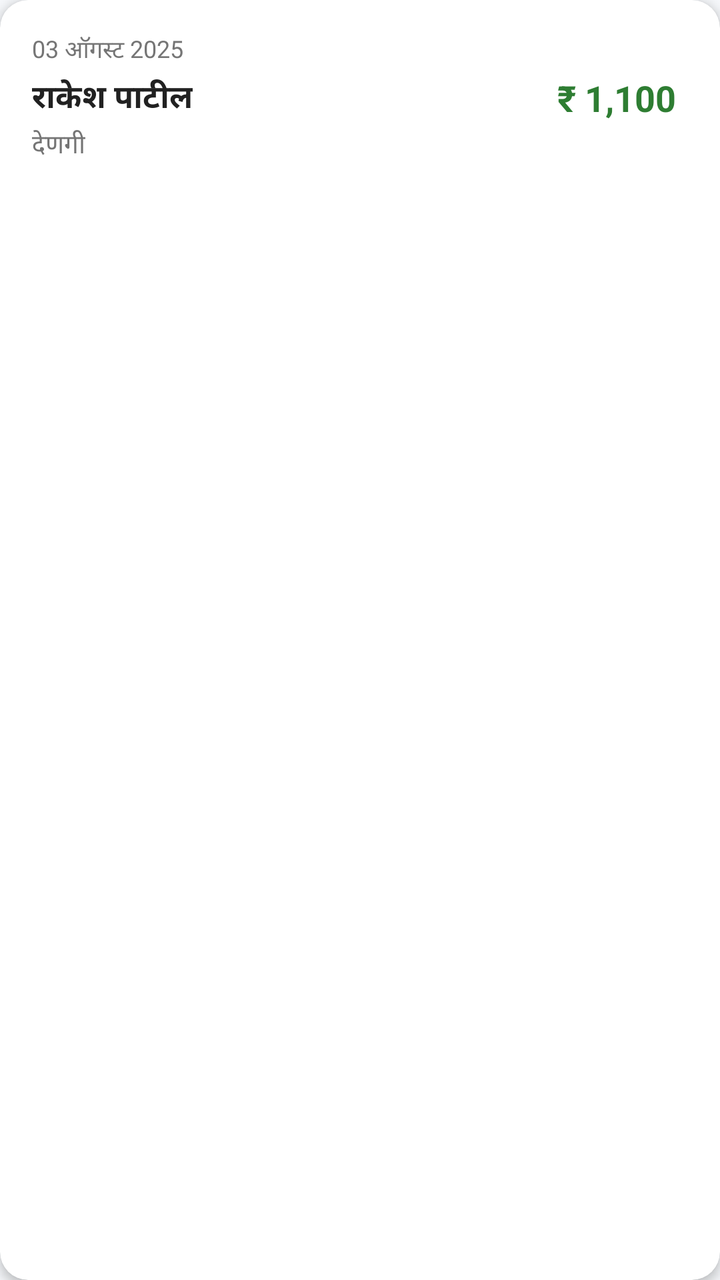
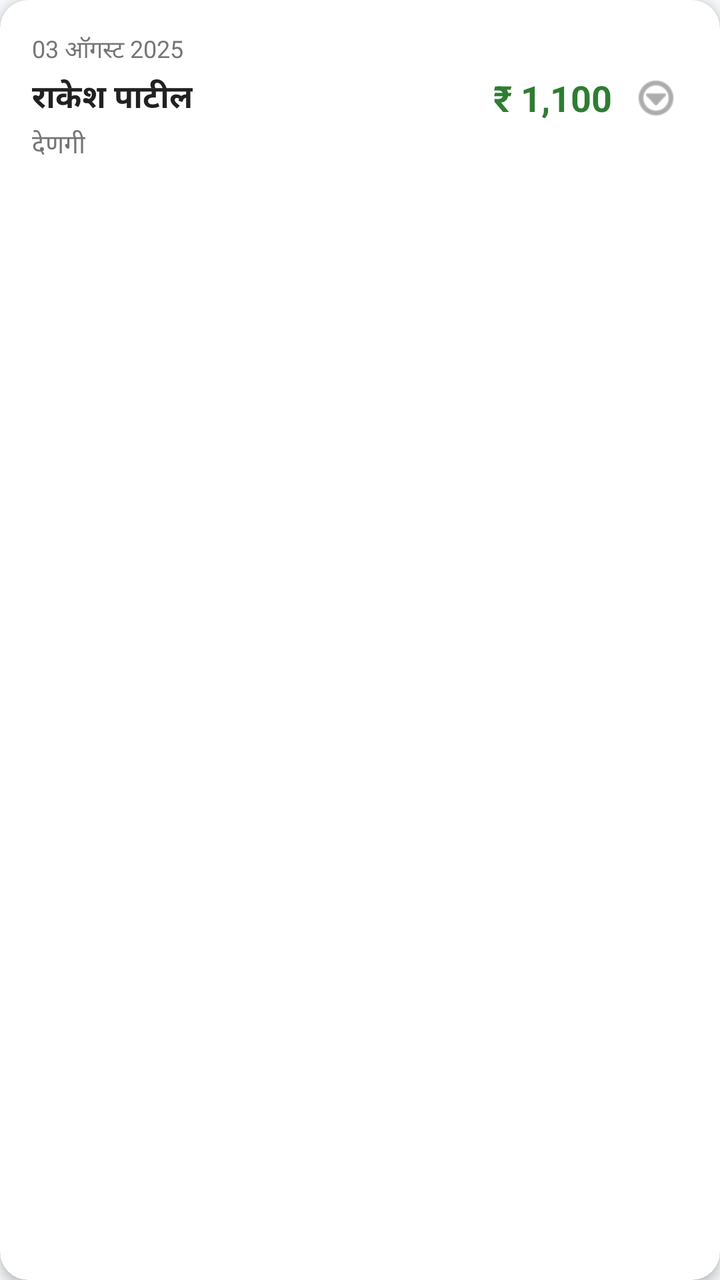

The first picture is an Android layout as it rendered before a commit; the second is the same layout after the commit. The layout source and the unified diff follow.
<!-- AndroidManifest.xml: application theme Theme.GaneshMitraMandal -->
<!-- res/layout/item_transaction.xml -->
<?xml version="1.0" encoding="utf-8"?>
<androidx.cardview.widget.CardView xmlns:android="http://schemas.android.com/apk/res/android"
    xmlns:app="http://schemas.android.com/apk/res-auto"
    android:layout_width="match_parent"
    android:layout_height="wrap_content"
    android:layout_marginHorizontal="12dp"
    android:layout_marginVertical="6dp"
    app:cardBackgroundColor="@color/card_bg"
    app:cardCornerRadius="14dp"
    app:cardElevation="3dp">

    <RelativeLayout
        android:layout_width="match_parent"
        android:layout_height="wrap_content"
        android:padding="16dp">

        
        <LinearLayout
            android:id="@+id/layoutRight"
            android:layout_width="wrap_content"
            android:layout_height="wrap_content"
            android:layout_alignParentEnd="true"
            android:layout_centerVertical="true"
            android:gravity="center_vertical|end"
            android:orientation="horizontal">

            
            <TextView
                android:id="@+id/tvAmount"
                android:layout_width="wrap_content"
                android:layout_height="wrap_content"
                android:layout_marginEnd="6dp"
                android:text="₹ 1,100"
                android:textColor="@color/jama_green"
                android:textSize="18sp"
                android:textStyle="bold" />

            
            <ImageView
                android:id="@+id/btnDelete"
                android:layout_width="32dp"
                android:layout_height="32dp"
                android:background="?attr/selectableItemBackgroundBorderless"
                android:padding="5dp"
                android:src="@android:drawable/ic_menu_delete"
                android:visibility="gone"
                app:tint="@color/kharch_red" />
        </LinearLayout>

        
        <LinearLayout
            android:id="@+id/layoutLeft"
            android:layout_width="match_parent"
            android:layout_height="wrap_content"
            android:layout_alignParentStart="true"
            android:layout_centerVertical="true"
            android:layout_toStartOf="@id/layoutRight"
            android:layout_marginEnd="12dp"
            android:orientation="vertical">

            
            <TextView
                android:id="@+id/tvDate"
                android:layout_width="wrap_content"
                android:layout_height="wrap_content"
                android:text="03 ऑगस्ट 2025"
                android:textColor="@color/text_secondary"
                android:textSize="12sp" />

            
            <TextView
                android:id="@+id/tvTitle"
                android:layout_width="wrap_content"
                android:layout_height="wrap_content"
                android:layout_marginTop="3dp"
                android:ellipsize="end"
                android:maxLines="2"
                android:text="राकेश पाटील"
                android:textColor="@color/text_primary"
                android:textSize="16sp"
                android:textStyle="bold" />

            
            <TextView
                android:id="@+id/tvDetails"
                android:layout_width="wrap_content"
                android:layout_height="wrap_content"
                android:layout_marginTop="2dp"
                android:ellipsize="end"
                android:maxLines="2"
                android:text="देणगी"
                android:textColor="@color/text_secondary"
                android:textSize="13sp" />

        </LinearLayout>

    </RelativeLayout>
</androidx.cardview.widget.CardView>
<!-- resources referenced by this layout -->
<resources>
  <color name="card_bg">#FFFFFF</color>
  <color name="jama_green">#2E7D32</color>
  <color name="kharch_red">#C62828</color>
  <color name="text_primary">#212121</color>
  <color name="text_secondary">#757575</color>
  <style name="Theme.GaneshMitraMandal" parent="Theme.MaterialComponents.Light.NoActionBar">
          <item name="colorPrimary">@color/primary_blue</item>
          <item name="colorPrimaryDark">@color/primary_blue_dark</item>
          <item name="colorAccent">@color/accent_orange</item>
          <item name="android:windowBackground">@color/bg_light</item>
          <item name="android:statusBarColor">@color/primary_blue_dark</item>
      </style>
  <color name="primary_blue">#0D47A1</color>
  <color name="primary_blue_dark">#082F6B</color>
  <color name="accent_orange">#FF6D00</color>
  <color name="bg_light">#F5F7FA</color>
</resources>

<!-- the commit's change to res/layout/item_transaction.xml (unified diff, before → after) -->
@@ -37,14 +37,13 @@
 
             
             <ImageView
-                android:id="@+id/btnDelete"
+                android:id="@+id/btnOptions"
                 android:layout_width="32dp"
                 android:layout_height="32dp"
                 android:background="?attr/selectableItemBackgroundBorderless"
-                android:padding="5dp"
-                android:src="@android:drawable/ic_menu_delete"
-                android:visibility="gone"
-                app:tint="@color/kharch_red" />
+                android:padding="4dp"
+                android:src="@android:drawable/ic_menu_more"
+                app:tint="@color/text_secondary" />
         </LinearLayout>
 
         
<!-- resource entries referenced after the edit -->
@@ -2,7 +2,6 @@
 <resources>
   <color name="card_bg">#FFFFFF</color>
   <color name="jama_green">#2E7D32</color>
-  <color name="kharch_red">#C62828</color>
   <color name="text_primary">#212121</color>
   <color name="text_secondary">#757575</color>
   <style name="Theme.GaneshMitraMandal" parent="Theme.MaterialComponents.Light.NoActionBar">
